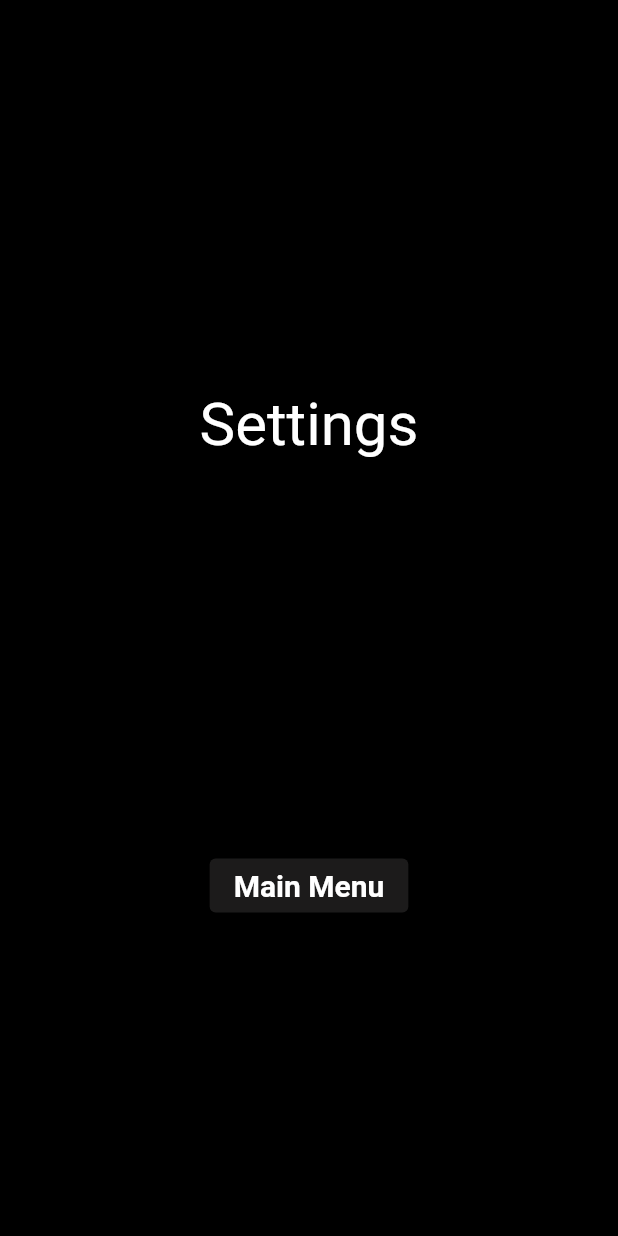
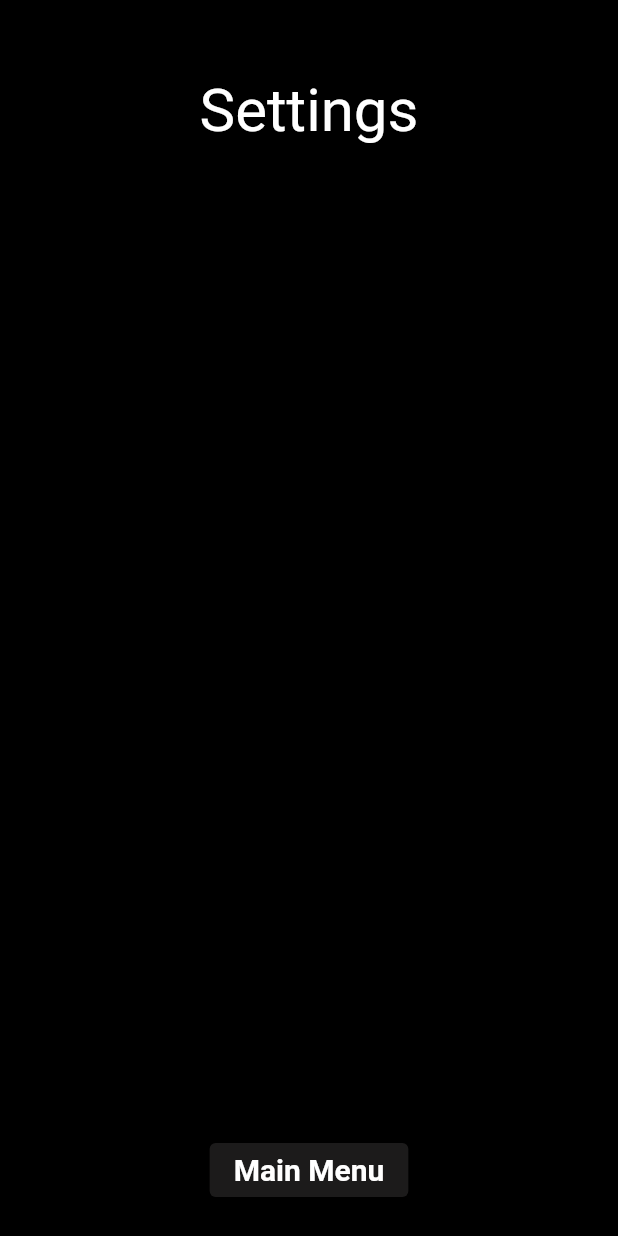
Before and after one commit to reichg/robotron, a Flutter app: the screen it shows after launch, after a tap on "Play", after a tap on the "arrow back" icon, after a tap on "Settings", on a phone screen of 412 x 824 dp. Run offline on Flutter 3.47's test engine with Material 2 defaults, Android fonts, the light colour scheme and no system bars; missing offline and left inert: flame, flame_noise, flame_tiled, pathfinding; Roboto replaces fonts that are missing (Playfair).

Commit message:
updated some UI, mainly using expanded to dynamically size widgets for differing screen sizes. Still need to work on the game play UI. Joysticks are placed in a funny way on larger screens with different aspect ratios.

```diff
--- a/lib/components/screens/level_select_screen.dart
+++ b/lib/components/screens/level_select_screen.dart
@@ -1,3 +1,4 @@
+import 'dart:math';
 import 'dart:ui';
 
 import 'package:flutter/material.dart';
@@ -42,7 +43,6 @@ class _LevelSelectScreenState extends State<LevelSelectScreen> {
     return Scaffold(
       body: Container(
         color: Colors.black,
-        child: Center(
         child: Column(
           children: [
             Row(
@@ -60,7 +60,7 @@ class _LevelSelectScreenState extends State<LevelSelectScreen> {
                     icon: Icon(Icons.arrow_back)),
                 Expanded(
                   child: Padding(
-                      padding: EdgeInsets.symmetric(vertical: 15),
+                    padding: EdgeInsets.symmetric(vertical: 25),
                     child: Text(
                       "Level Select",
                       textAlign: TextAlign.center,
@@ -79,6 +79,10 @@ class _LevelSelectScreenState extends State<LevelSelectScreen> {
                     icon: Icon(Icons.arrow_back)),
               ],
             ),
+            Expanded(
+              child: Column(
+                mainAxisAlignment: MainAxisAlignment.center,
+                children: [
                   Row(
                     mainAxisAlignment: MainAxisAlignment.center,
                     children: [
@@ -123,7 +127,8 @@ class _LevelSelectScreenState extends State<LevelSelectScreen> {
                     mainAxisAlignment: MainAxisAlignment.center,
                     children: [
                       Padding(
-                    padding: const EdgeInsets.all(8.0),
+                        padding: const EdgeInsets.symmetric(
+                            vertical: 10.0, horizontal: 15),
                         child: ElevatedButton(
                           style: ButtonStyle(
                             backgroundColor: MaterialStateColor.resolveWith(
@@ -175,6 +180,8 @@ class _LevelSelectScreenState extends State<LevelSelectScreen> {
                 ],
               ),
             ),
+          ],
+        ),
       ),
     );
   }
--- a/lib/components/screens/main_menu_screen.dart
+++ b/lib/components/screens/main_menu_screen.dart
@@ -12,9 +12,10 @@ class MainMenuScreen extends StatelessWidget {
         color: Colors.black,
         child: Center(
           child: Column(
+            mainAxisAlignment: MainAxisAlignment.center,
             children: [
               Padding(
-                padding: EdgeInsets.symmetric(vertical: 50),
+                padding: const EdgeInsets.only(bottom: 40.0),
                 child: Text(
                   "Robotron",
                   style: TextStyle(
--- a/lib/components/screens/settings_screen.dart
+++ b/lib/components/screens/settings_screen.dart
@@ -11,7 +11,7 @@ class SettingsScreen extends StatelessWidget {
         color: Colors.black,
         alignment: Alignment.center,
         child: Column(
-          mainAxisAlignment: MainAxisAlignment.spaceEvenly,
+          mainAxisAlignment: MainAxisAlignment.start,
           children: [
             Padding(
               padding: const EdgeInsets.symmetric(vertical: 50.0),
@@ -25,7 +25,13 @@ class SettingsScreen extends StatelessWidget {
                 ),
               ),
             ),
-            ElevatedButton(
+            Expanded(
+              child: Column(
+                mainAxisAlignment: MainAxisAlignment.end,
+                children: [
+                  Padding(
+                    padding: const EdgeInsets.symmetric(vertical: 20.0),
+                    child: ElevatedButton(
                       style: ButtonStyle(
                         backgroundColor: MaterialStateColor.resolveWith(
                           (states) => Color.fromARGB(255, 28, 27, 27),
@@ -47,6 +53,10 @@ class SettingsScreen extends StatelessWidget {
                             fontSize: 20,
                             fontWeight: FontWeight.bold),
                       ),
+                    ),
+                  ),
+                ],
+              ),
             )
           ],
         ),
--- a/lib/levels/level.dart
+++ b/lib/levels/level.dart
@@ -43,7 +43,7 @@ class Level extends World with HasGameRef<Robotron>, HasCollisionDetection {
   bool gameTimerStarted = false;
   bool gameOver = false;
   int timerCountdownToStart = 3;
-  int timeLeft = 45;
+  int timeLeft = 20;
   int timeBetweenRounds = 5;
   double enemyMoveSpeed = 30;
   int killCountTotal = 0;
@@ -84,7 +84,7 @@ class Level extends World with HasGameRef<Robotron>, HasCollisionDetection {
   Random rnd = Random();
 
   // @override
-  bool debugMode = true;
+  // bool debugMode = true;
 
   @override
   FutureOr<void> onLoad() async {
```
Also changed, not shown: lib/components/screens/gameover_screen.dart (+13 -3 lines), lib/widgets/overlay/pause_menu.dart (+11 -1 lines). Lines whose indentation alone changed are shown as unchanged.
